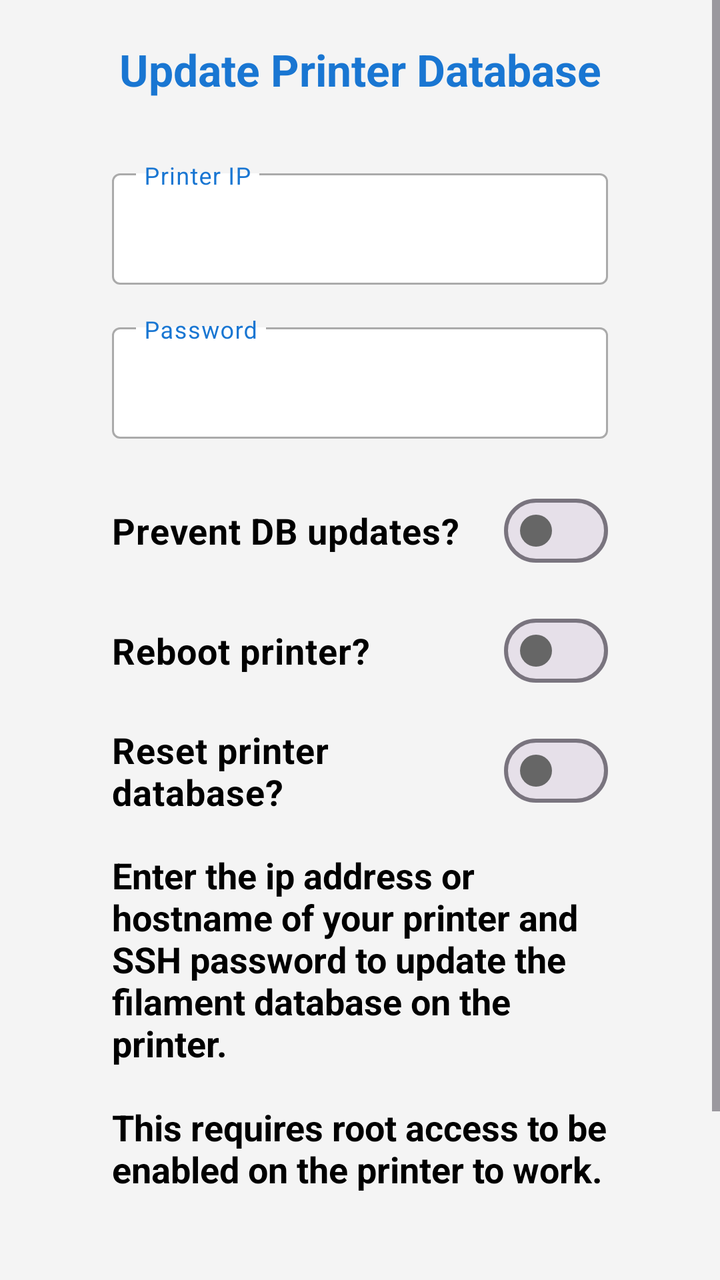
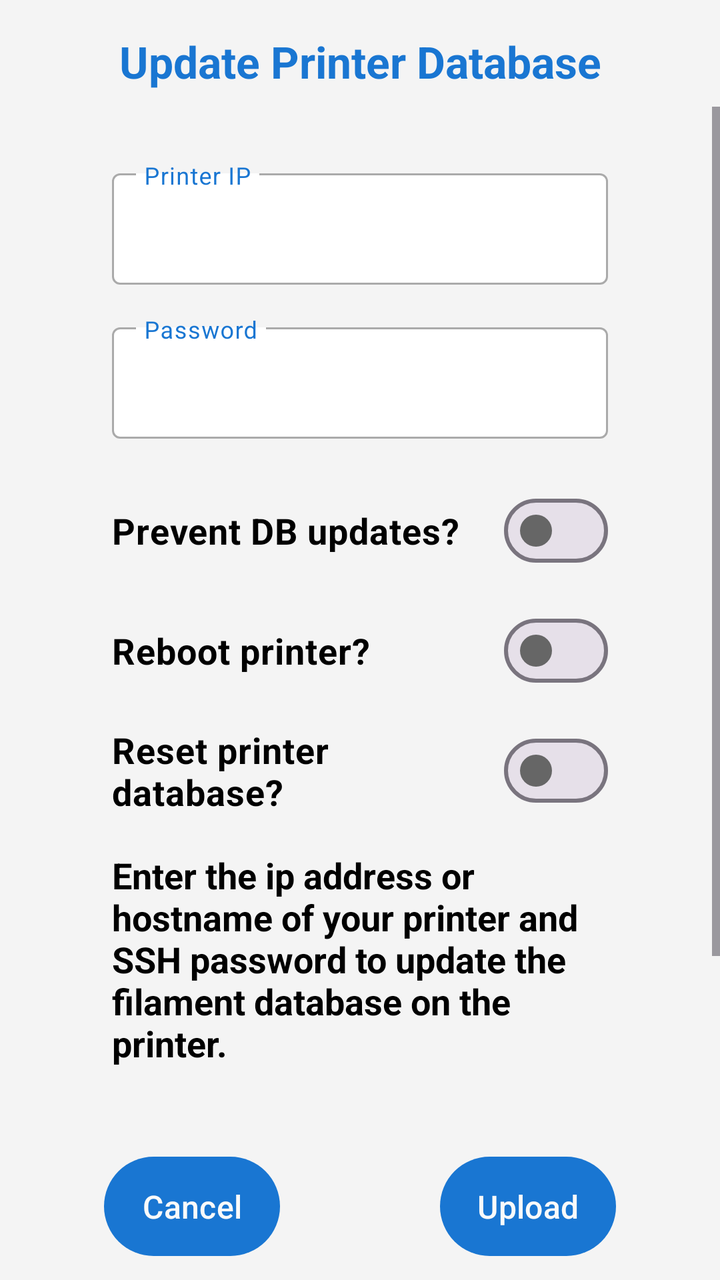

The first picture is an Android layout as it rendered before a commit; the second is the same layout after the commit. The layout source and the unified diff follow.
<!-- AndroidManifest.xml: application theme Theme.SpoolID -->
<!-- res/layout/save_dialog.xml -->
<?xml version="1.0" encoding="utf-8"?>
<ScrollView xmlns:android="http://schemas.android.com/apk/res/android"
    xmlns:app="http://schemas.android.com/apk/res-auto"
    xmlns:tools="http://schemas.android.com/tools"
    android:layout_width="match_parent"
    android:layout_height="match_parent"
    android:background="@color/background_main"
    android:fillViewport="true"
    android:fitsSystemWindows="true">

    <androidx.constraintlayout.widget.ConstraintLayout
        android:id="@+id/eframe"
        android:layout_width="match_parent"
        android:layout_height="wrap_content"
        android:layout_marginStart="40dp"
        android:layout_marginTop="4dp"
        android:layout_marginEnd="40dp"
        android:padding="16dp"
        android:maxWidth="500dp"
        android:layout_gravity="center_horizontal"
        app:layout_constraintEnd_toEndOf="parent"
        app:layout_constraintStart_toStartOf="parent"
        app:layout_constraintTop_toTopOf="parent"
        app:layout_constraintWidth_max="500dp">

        <TextView
            android:id="@+id/lblinfo"
            android:layout_width="wrap_content"
            android:layout_height="wrap_content"
            android:text="@string/update_printer_database"
            android:textColor="@color/primary_brand"
            android:textSize="22sp"
            android:textStyle="bold"
            app:layout_constraintEnd_toEndOf="parent"
            app:layout_constraintStart_toStartOf="parent"
            app:layout_constraintTop_toTopOf="parent" />

        <com.google.android.material.textfield.TextInputLayout
            android:id="@+id/layout_address"
            style="@style/Widget.MaterialComponents.TextInputLayout.OutlinedBox"
            android:layout_width="0dp"
            android:layout_height="wrap_content"
            android:layout_marginTop="32dp"
            android:hint="@string/k2_printer_ip"
            android:textColorHint="@color/primary_brand"
            app:boxBackgroundColor="@color/background_alt"
            app:boxStrokeColor="@color/input_border_color"
            app:expandedHintEnabled="false"
            app:hintAnimationEnabled="false"
            app:hintTextColor="@color/input_border_color"
            app:layout_constraintEnd_toEndOf="parent"
            app:layout_constraintStart_toStartOf="parent"
            app:layout_constraintTop_toBottomOf="@+id/lblinfo">

            <com.google.android.material.textfield.TextInputEditText
                android:id="@+id/txtaddress"
                android:layout_width="match_parent"
                android:layout_height="wrap_content"
                android:focusable="true"
                android:focusableInTouchMode="true"
                android:imeOptions="actionDone"
                android:inputType="textNoSuggestions"
                android:singleLine="true"
                android:textColor="@color/text_main" />
        </com.google.android.material.textfield.TextInputLayout>

        <com.google.android.material.textfield.TextInputLayout
            android:id="@+id/layout_psw"
            style="@style/Widget.MaterialComponents.TextInputLayout.OutlinedBox"
            android:layout_width="0dp"
            android:layout_height="wrap_content"
            android:layout_marginTop="16dp"
            android:hint="@string/password"
            android:textColorHint="@color/primary_brand"
            app:boxBackgroundColor="@color/background_alt"
            app:boxStrokeColor="@color/input_border_color"
            app:expandedHintEnabled="false"
            app:hintAnimationEnabled="false"
            app:hintTextColor="@color/input_border_color"
            app:layout_constraintEnd_toEndOf="parent"
            app:layout_constraintStart_toStartOf="parent"
            app:layout_constraintTop_toBottomOf="@+id/layout_address">

            <com.google.android.material.textfield.TextInputEditText
                android:id="@+id/txtpsw"
                android:layout_width="match_parent"
                android:layout_height="wrap_content"
                android:focusable="true"
                android:focusableInTouchMode="true"
                android:imeOptions="actionDone"
                android:inputType="textNoSuggestions"
                android:singleLine="true"
                android:textColor="@color/text_main" />
        </com.google.android.material.textfield.TextInputLayout>

        <com.google.android.material.materialswitch.MaterialSwitch
            android:id="@+id/chkprevent"
            android:layout_width="0dp"
            android:layout_height="wrap_content"
            android:layout_marginTop="22dp"
            android:text="@string/prevent_db_updates"
            android:textColor="@color/text_main"
            app:thumbTint="@color/switch_tint_selector"
            android:textSize="18sp"
            android:textStyle="bold"
            app:layout_constraintEnd_toEndOf="parent"
            app:layout_constraintStart_toStartOf="parent"
            app:layout_constraintTop_toBottomOf="@+id/layout_psw" />

        <com.google.android.material.materialswitch.MaterialSwitch
            android:id="@+id/chkreboot"
            android:layout_width="0dp"
            android:layout_height="wrap_content"
            android:layout_marginTop="12dp"
            android:text="@string/reboot_printer"
            android:textColor="@color/text_main"
            app:thumbTint="@color/switch_tint_selector"
            android:textSize="18sp"
            android:textStyle="bold"
            app:layout_constraintEnd_toEndOf="parent"
            app:layout_constraintStart_toStartOf="parent"
            app:layout_constraintTop_toBottomOf="@+id/chkprevent" />

        <com.google.android.material.materialswitch.MaterialSwitch
            android:id="@+id/chkreset"
            android:layout_width="0dp"
            android:layout_height="wrap_content"
            android:layout_marginTop="12dp"
            android:text="@string/reset_printer_database"
            android:textColor="@color/text_main"
            app:thumbTint="@color/switch_tint_selector"
            android:textSize="18sp"
            android:textStyle="bold"
            app:layout_constraintEnd_toEndOf="parent"
            app:layout_constraintStart_toStartOf="parent"
            app:layout_constraintTop_toBottomOf="@+id/chkreboot" />

        <TextView
            android:id="@+id/updatedesc"
            android:layout_width="0dp"
            android:layout_height="wrap_content"
            android:layout_marginTop="16dp"
            android:text="@string/upload_desc_printer"
            android:textColor="@color/text_main"
            android:textSize="18sp"
            android:textStyle="bold"
            app:layout_constraintEnd_toEndOf="parent"
            app:layout_constraintStart_toStartOf="parent"
            app:layout_constraintTop_toBottomOf="@+id/chkreset" />

        <TextView
            android:id="@+id/txtmsg"
            android:layout_width="wrap_content"
            android:layout_height="wrap_content"
            android:layout_marginTop="21dp"
            android:textColor="@color/text_main"
            android:textSize="16sp"
            android:textStyle="bold"
            app:layout_constraintEnd_toEndOf="parent"
            app:layout_constraintStart_toStartOf="parent"
            app:layout_constraintTop_toBottomOf="@+id/updatedesc" />

        <LinearLayout
            android:id="@+id/button_container"
            style="?android:attr/buttonBarStyle"
            android:layout_width="match_parent"
            android:layout_height="wrap_content"
            android:layout_marginTop="24dp"
            android:gravity="center"
            android:orientation="horizontal"
            app:layout_constraintBottom_toBottomOf="parent"
            app:layout_constraintEnd_toEndOf="parent"
            app:layout_constraintStart_toStartOf="parent"
            app:layout_constraintTop_toBottomOf="@+id/txtmsg">

            <Button
                android:textColor="@color/text_inverted"
                android:id="@+id/btncls"
                android:layout_width="wrap_content"
                android:layout_height="wrap_content"
                android:layout_marginEnd="40dp"
                android:padding="14dp"
                android:text="@string/cancel"
                android:textSize="16sp"
                tools:ignore="ButtonStyle" />

            <Button
                android:textColor="@color/text_inverted"
                android:id="@+id/btnupload"
                android:layout_width="wrap_content"
                android:layout_height="wrap_content"
                android:layout_marginStart="40dp"
                android:padding="14dp"
                android:text="@string/upload"
                android:textSize="16sp"
                tools:ignore="ButtonStyle" />
        </LinearLayout>

    </androidx.constraintlayout.widget.ConstraintLayout>
</ScrollView>
<!-- resources referenced by this layout -->
<resources>
  <color name="background_alt">#FFFFFF</color>
  <color name="background_main">#F4F4F4</color>
  <color name="primary_brand">#1976D2</color>
  <color name="text_inverted">#FAFAFA</color>
  <color name="text_main">#000000</color>
  <string name="cancel">Cancel</string>
  <string name="k2_printer_ip">Printer IP</string>
  <string name="password">Password</string>
  <string name="prevent_db_updates">Prevent DB updates?</string>
  <string name="reboot_printer">Reboot printer?</string>
  <string name="reset_printer_database">Reset printer database?</string>
  <string name="update_printer_database">Update Printer Database</string>
  <string name="upload">Upload</string>
  <string name="upload_desc_printer">Enter the ip address or hostname of your printer and SSH password to update the filament database on the printer.\n\nThis requires root access to be enabled on the printer to work.</string>
  <style name="Theme.SpoolID" parent="Base.Theme.SpoolID" />
  <style name="Base.Theme.SpoolID" parent="Theme.Material3.DayNight.NoActionBar">
          <item name="android:textColor">@color/text_main</item>
          <item name="colorPrimary">@color/primary_brand</item>
          <item name="colorPrimaryVariant">@color/primary_variant</item>
          <item name="android:windowBackground">@color/background_main</item>
      </style>
  <color name="primary_variant">#82B1FF</color>
</resources>

<!-- the commit's change to res/layout/save_dialog.xml (unified diff, before → after) -->
@@ -1,200 +1,233 @@
 <?xml version="1.0" encoding="utf-8"?>
-<ScrollView xmlns:android="http://schemas.android.com/apk/res/android"
+<androidx.constraintlayout.widget.ConstraintLayout xmlns:android="http://schemas.android.com/apk/res/android"
     xmlns:app="http://schemas.android.com/apk/res-auto"
     xmlns:tools="http://schemas.android.com/tools"
     android:layout_width="match_parent"
     android:layout_height="match_parent"
     android:background="@color/background_main"
-    android:fillViewport="true"
     android:fitsSystemWindows="true">
 
-    <androidx.constraintlayout.widget.ConstraintLayout
-        android:id="@+id/eframe"
-        android:layout_width="match_parent"
+    
+    <TextView
+        android:id="@+id/lblinfo"
+        android:layout_width="0dp"
         android:layout_height="wrap_content"
-        android:layout_marginStart="40dp"
-        android:layout_marginTop="4dp"
-        android:layout_marginEnd="40dp"
-        android:padding="16dp"
-        android:maxWidth="500dp"
-        android:layout_gravity="center_horizontal"
+        android:layout_marginTop="8dp"
+        android:paddingTop="8dp"
+        android:paddingBottom="8dp"
+        android:gravity="center"
+        android:text="@string/update_printer_database"
+        android:textColor="@color/primary_brand"
+        android:textSize="22sp"
+        android:textStyle="bold"
+        app:layout_constrainedWidth="true"
+        app:layout_constraintWidth_max="500dp"
         app:layout_constraintEnd_toEndOf="parent"
         app:layout_constraintStart_toStartOf="parent"
-        app:layout_constraintTop_toTopOf="parent"
-        app:layout_constraintWidth_max="500dp">
-
-        <TextView
-            android:id="@+id/lblinfo"
-            android:layout_width="wrap_content"
+        app:layout_constraintTop_toTopOf="parent" />
+
+    
+    <ScrollView
+        android:id="@+id/upload_scroll"
+        android:layout_width="0dp"
+        android:layout_height="0dp"
+        android:background="@color/background_main"
+        android:fillViewport="true"
+        app:layout_constrainedWidth="true"
+        app:layout_constraintWidth_max="500dp"
+        app:layout_constraintBottom_toTopOf="@id/upload_bottom_area"
+        app:layout_constraintEnd_toEndOf="parent"
+        app:layout_constraintStart_toStartOf="parent"
+        app:layout_constraintTop_toBottomOf="@id/lblinfo">
+
+        <androidx.constraintlayout.widget.ConstraintLayout
+            android:id="@+id/eframe"
+            android:layout_width="match_parent"
             android:layout_height="wrap_content"
-            android:text="@string/update_printer_database"
-            android:textColor="@color/primary_brand"
-            android:textSize="22sp"
-            android:textStyle="bold"
-            app:layout_constraintEnd_toEndOf="parent"
-            app:layout_constraintStart_toStartOf="parent"
-            app:layout_constraintTop_toTopOf="parent" />
-
-        <com.google.android.material.textfield.TextInputLayout
-            android:id="@+id/layout_address"
-            style="@style/Widget.MaterialComponents.TextInputLayout.OutlinedBox"
-            android:layout_width="0dp"
-            android:layout_height="wrap_content"
-            android:layout_marginTop="32dp"
-            android:hint="@string/k2_printer_ip"
-            android:textColorHint="@color/primary_brand"
-            app:boxBackgroundColor="@color/background_alt"
-            app:boxStrokeColor="@color/input_border_color"
-            app:expandedHintEnabled="false"
-            app:hintAnimationEnabled="false"
-            app:hintTextColor="@color/input_border_color"
-            app:layout_constraintEnd_toEndOf="parent"
-            app:layout_constraintStart_toStartOf="parent"
-            app:layout_constraintTop_toBottomOf="@+id/lblinfo">
-
-            <com.google.android.material.textfield.TextInputEditText
-                android:id="@+id/txtaddress"
-                android:layout_width="match_parent"
-                android:layout_height="wrap_content"
-                android:focusable="true"
-                android:focusableInTouchMode="true"
-                android:imeOptions="actionDone"
-                android:inputType="textNoSuggestions"
-                android:singleLine="true"
-                android:textColor="@color/text_main" />
-        </com.google.android.material.textfield.TextInputLayout>
-
-        <com.google.android.material.textfield.TextInputLayout
-            android:id="@+id/layout_psw"
-            style="@style/Widget.MaterialComponents.TextInputLayout.OutlinedBox"
-            android:layout_width="0dp"
-            android:layout_height="wrap_content"
-            android:layout_marginTop="16dp"
-            android:hint="@string/password"
-            android:textColorHint="@color/primary_brand"
-            app:boxBackgroundColor="@color/background_alt"
-            app:boxStrokeColor="@color/input_border_color"
-            app:expandedHintEnabled="false"
-            app:hintAnimationEnabled="false"
-            app:hintTextColor="@color/input_border_color"
-            app:layout_constraintEnd_toEndOf="parent"
-            app:layout_constraintStart_toStartOf="parent"
-            app:layout_constraintTop_toBottomOf="@+id/layout_address">
-
-            <com.google.android.material.textfield.TextInputEditText
-                android:id="@+id/txtpsw"
-                android:layout_width="match_parent"
-                android:layout_height="wrap_content"
-                android:focusable="true"
-                android:focusableInTouchMode="true"
-                android:imeOptions="actionDone"
-                android:inputType="textNoSuggestions"
-                android:singleLine="true"
-                android:textColor="@color/text_main" />
-        </com.google.android.material.textfield.TextInputLayout>
-
-        <com.google.android.material.materialswitch.MaterialSwitch
-            android:id="@+id/chkprevent"
-            android:layout_width="0dp"
-            android:layout_height="wrap_content"
-            android:layout_marginTop="22dp"
-            android:text="@string/prevent_db_updates"
-            android:textColor="@color/text_main"
-            app:thumbTint="@color/switch_tint_selector"
-            android:textSize="18sp"
-            android:textStyle="bold"
-            app:layout_constraintEnd_toEndOf="parent"
-            app:layout_constraintStart_toStartOf="parent"
-            app:layout_constraintTop_toBottomOf="@+id/layout_psw" />
-
-        <com.google.android.material.materialswitch.MaterialSwitch
-            android:id="@+id/chkreboot"
-            android:layout_width="0dp"
-            android:layout_height="wrap_content"
-            android:layout_marginTop="12dp"
-            android:text="@string/reboot_printer"
-            android:textColor="@color/text_main"
-            app:thumbTint="@color/switch_tint_selector"
-            android:textSize="18sp"
-            android:textStyle="bold"
-            app:layout_constraintEnd_toEndOf="parent"
-            app:layout_constraintStart_toStartOf="parent"
-            app:layout_constraintTop_toBottomOf="@+id/chkprevent" />
-
-        <com.google.android.material.materialswitch.MaterialSwitch
-            android:id="@+id/chkreset"
-            android:layout_width="0dp"
-            android:layout_height="wrap_content"
-            android:layout_marginTop="12dp"
-            android:text="@string/reset_printer_database"
-            android:textColor="@color/text_main"
-            app:thumbTint="@color/switch_tint_selector"
-            android:textSize="18sp"
-            android:textStyle="bold"
-            app:layout_constraintEnd_toEndOf="parent"
-            app:layout_constraintStart_toStartOf="parent"
-            app:layout_constraintTop_toBottomOf="@+id/chkreboot" />
-
-        <TextView
-            android:id="@+id/updatedesc"
-            android:layout_width="0dp"
-            android:layout_height="wrap_content"
-            android:layout_marginTop="16dp"
-            android:text="@string/upload_desc_printer"
-            android:textColor="@color/text_main"
-            android:textSize="18sp"
-            android:textStyle="bold"
-            app:layout_constraintEnd_toEndOf="parent"
-            app:layout_constraintStart_toStartOf="parent"
-            app:layout_constraintTop_toBottomOf="@+id/chkreset" />
+            android:layout_gravity="center_horizontal"
+            android:layout_marginStart="40dp"
+            android:layout_marginTop="4dp"
+            android:layout_marginEnd="40dp"
+            android:maxWidth="500dp"
+            android:padding="16dp">
+
+            <com.google.android.material.textfield.TextInputLayout
+                android:id="@+id/layout_address"
+                style="@style/Widget.MaterialComponents.TextInputLayout.OutlinedBox"
+                android:layout_width="0dp"
+                android:layout_height="wrap_content"
+                android:layout_marginTop="8dp"
+                android:hint="@string/k2_printer_ip"
+                android:textColorHint="@color/primary_brand"
+                app:boxBackgroundColor="@color/background_alt"
+                app:boxStrokeColor="@color/input_border_color"
+                app:expandedHintEnabled="false"
+                app:hintAnimationEnabled="false"
+                app:hintTextColor="@color/input_border_color"
+                app:layout_constraintEnd_toEndOf="parent"
+                app:layout_constraintStart_toStartOf="parent"
+                app:layout_constraintTop_toTopOf="parent">
+
+                <com.google.android.material.textfield.TextInputEditText
+                    android:id="@+id/txtaddress"
+                    android:layout_width="match_parent"
+                    android:layout_height="wrap_content"
+                    android:focusable="true"
+                    android:focusableInTouchMode="true"
+                    android:imeOptions="actionDone"
+                    android:inputType="textNoSuggestions"
+                    android:singleLine="true"
+                    android:textColor="@color/text_main" />
+            </com.google.android.material.textfield.TextInputLayout>
+
+            <com.google.android.material.textfield.TextInputLayout
+                android:id="@+id/layout_psw"
+                style="@style/Widget.MaterialComponents.TextInputLayout.OutlinedBox"
+                android:layout_width="0dp"
+                android:layout_height="wrap_content"
+                android:layout_marginTop="16dp"
+                android:hint="@string/password"
+                android:textColorHint="@color/primary_brand"
+                app:boxBackgroundColor="@color/background_alt"
+                app:boxStrokeColor="@color/input_border_color"
+                app:expandedHintEnabled="false"
+                app:hintAnimationEnabled="false"
+                app:hintTextColor="@color/input_border_color"
+                app:layout_constraintEnd_toEndOf="parent"
+                app:layout_constraintStart_toStartOf="parent"
+                app:layout_constraintTop_toBottomOf="@+id/layout_address">
+
+                <com.google.android.material.textfield.TextInputEditText
+                    android:id="@+id/txtpsw"
+                    android:layout_width="match_parent"
+                    android:layout_height="wrap_content"
+                    android:focusable="true"
+                    android:focusableInTouchMode="true"
+                    android:imeOptions="actionDone"
+                    android:inputType="textNoSuggestions"
+                    android:singleLine="true"
+                    android:textColor="@color/text_main" />
+            </com.google.android.material.textfield.TextInputLayout>
+
+            <com.google.android.material.materialswitch.MaterialSwitch
+                android:id="@+id/chkprevent"
+                android:layout_width="0dp"
+                android:layout_height="wrap_content"
+                android:layout_marginTop="22dp"
+                android:text="@string/prevent_db_updates"
+                android:textColor="@color/text_main"
+                android:textSize="18sp"
+                android:textStyle="bold"
+                app:thumbTint="@color/switch_tint_selector"
+                app:layout_constraintEnd_toEndOf="parent"
+                app:layout_constraintStart_toStartOf="parent"
+                app:layout_constraintTop_toBottomOf="@+id/layout_psw" />
+
+            <com.google.android.material.materialswitch.MaterialSwitch
+                android:id="@+id/chkreboot"
+                android:layout_width="0dp"
+                android:layout_height="wrap_content"
+                android:layout_marginTop="12dp"
+                android:text="@string/reboot_printer"
+                android:textColor="@color/text_main"
+                android:textSize="18sp"
+                android:textStyle="bold"
+                app:thumbTint="@color/switch_tint_selector"
+                app:layout_constraintEnd_toEndOf="parent"
+                app:layout_constraintStart_toStartOf="parent"
+                app:layout_constraintTop_toBottomOf="@+id/chkprevent" />
+
+            <com.google.android.material.materialswitch.MaterialSwitch
+                android:id="@+id/chkreset"
+                android:layout_width="0dp"
+                android:layout_height="wrap_content"
+                android:layout_marginTop="12dp"
+                android:text="@string/reset_printer_database"
+                android:textColor="@color/text_main"
+                android:textSize="18sp"
+                android:textStyle="bold"
+                app:thumbTint="@color/switch_tint_selector"
+                app:layout_constraintEnd_toEndOf="parent"
+                app:layout_constraintStart_toStartOf="parent"
+                app:layout_constraintTop_toBottomOf="@+id/chkreboot" />
+
+            <TextView
+                android:id="@+id/updatedesc"
+                android:layout_width="0dp"
+                android:layout_height="wrap_content"
+                android:layout_marginTop="16dp"
+                android:text="@string/upload_desc_printer"
+                android:textColor="@color/text_main"
+                android:textSize="18sp"
+                android:textStyle="bold"
+                app:layout_constraintEnd_toEndOf="parent"
+                app:layout_constraintStart_toStartOf="parent"
+                app:layout_constraintTop_toBottomOf="@+id/chkreset"
+                app:layout_constraintBottom_toBottomOf="parent"
+                app:layout_goneMarginBottom="16dp" />
+
+        </androidx.constraintlayout.widget.ConstraintLayout>
+    </ScrollView>
+
+    
+    <LinearLayout
+        android:id="@+id/upload_bottom_area"
+        android:layout_width="0dp"
+        android:layout_height="wrap_content"
+        android:background="@color/background_main"
+        android:gravity="center_horizontal"
+        android:orientation="vertical"
+        android:paddingStart="16dp"
+        android:paddingTop="4dp"
+        android:paddingEnd="16dp"
+        android:paddingBottom="8dp"
+        app:layout_constrainedWidth="true"
+        app:layout_constraintWidth_max="500dp"
+        app:layout_constraintBottom_toBottomOf="parent"
+        app:layout_constraintEnd_toEndOf="parent"
+        app:layout_constraintStart_toStartOf="parent">
 
         <TextView
             android:id="@+id/txtmsg"
-            android:layout_width="wrap_content"
+            android:layout_width="match_parent"
             android:layout_height="wrap_content"
-            android:layout_marginTop="21dp"
+            android:layout_marginTop="4dp"
+            android:layout_marginBottom="4dp"
+            android:gravity="center"
             android:textColor="@color/text_main"
             android:textSize="16sp"
-            android:textStyle="bold"
-            app:layout_constraintEnd_toEndOf="parent"
-            app:layout_constraintStart_toStartOf="parent"
-            app:layout_constraintTop_toBottomOf="@+id/updatedesc" />
+            android:textStyle="bold" />
 
         <LinearLayout
             android:id="@+id/button_container"
             style="?android:attr/buttonBarStyle"
             android:layout_width="match_parent"
             android:layout_height="wrap_content"
-            android:layout_marginTop="24dp"
             android:gravity="center"
-            android:orientation="horizontal"
-            app:layout_constraintBottom_toBottomOf="parent"
-            app:layout_constraintEnd_toEndOf="parent"
-            app:layout_constraintStart_toStartOf="parent"
-            app:layout_constraintTop_toBottomOf="@+id/txtmsg">
+            android:orientation="horizontal">
 
             <Button
-                android:textColor="@color/text_inverted"
                 android:id="@+id/btncls"
                 android:layout_width="wrap_content"
                 android:layout_height="wrap_content"
                 android:layout_marginEnd="40dp"
                 android:padding="14dp"
                 android:text="@string/cancel"
+                android:textColor="@color/text_inverted"
                 android:textSize="16sp"
                 tools:ignore="ButtonStyle" />
 
             <Button
-                android:textColor="@color/text_inverted"
                 android:id="@+id/btnupload"
                 android:layout_width="wrap_content"
                 android:layout_height="wrap_content"
                 android:layout_marginStart="40dp"
                 android:padding="14dp"
                 android:text="@string/upload"
+                android:textColor="@color/text_inverted"
                 android:textSize="16sp"
                 tools:ignore="ButtonStyle" />
         </LinearLayout>
-
-    </androidx.constraintlayout.widget.ConstraintLayout>
-</ScrollView>
+    </LinearLayout>
+
+</androidx.constraintlayout.widget.ConstraintLayout>
